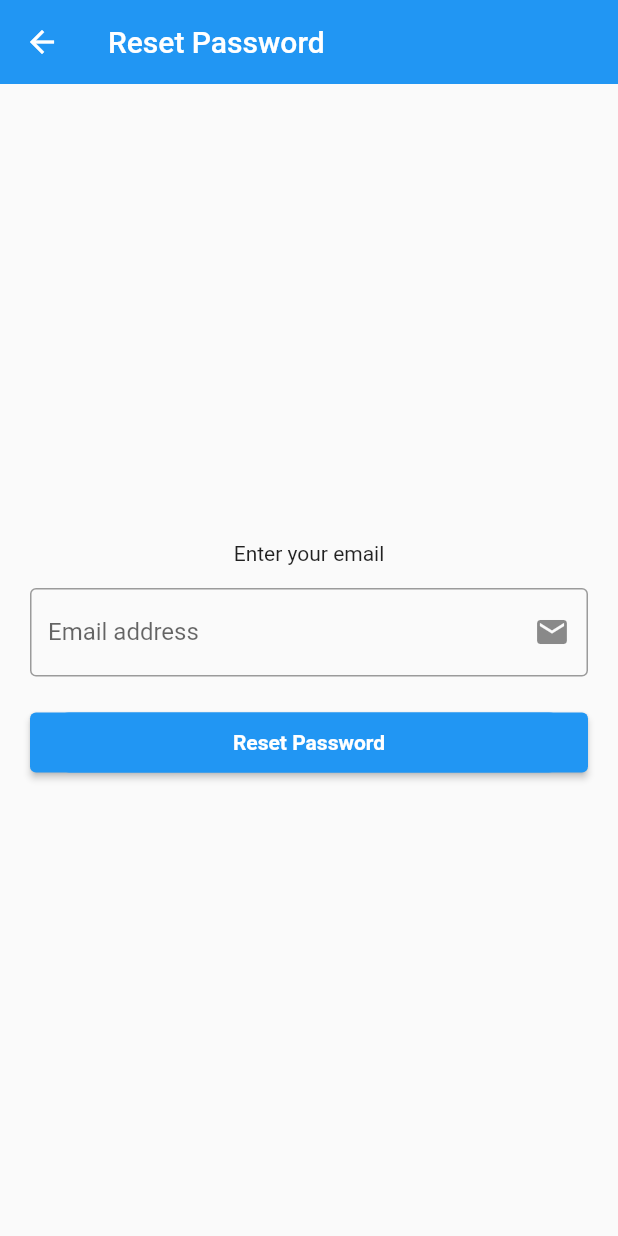
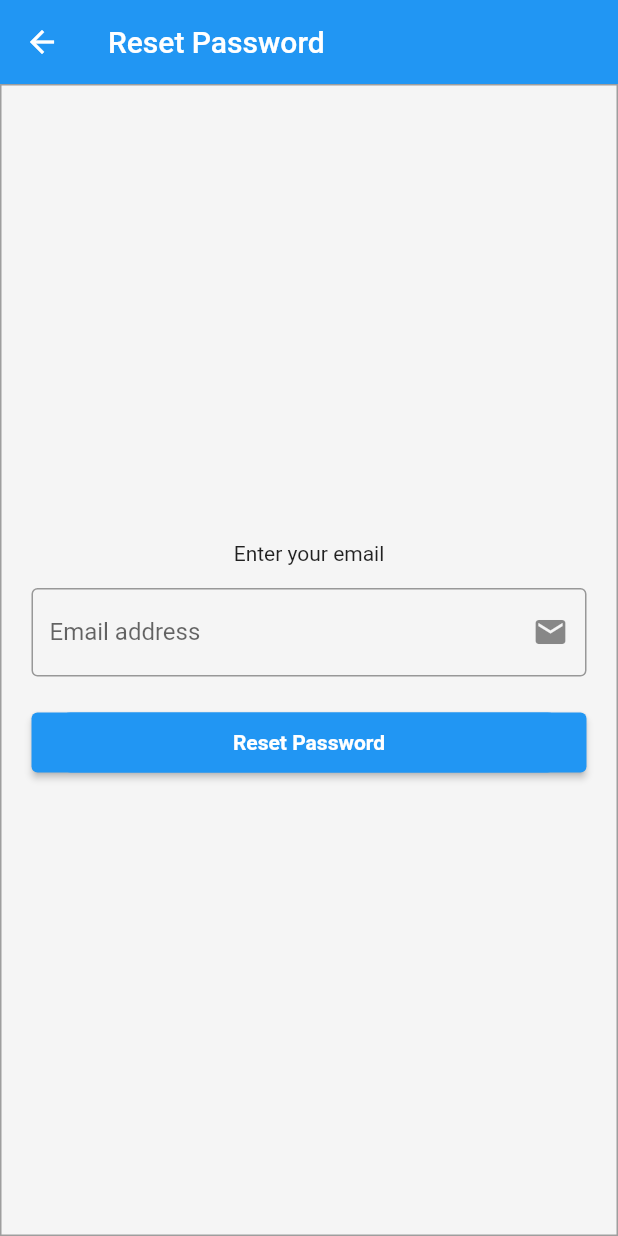
Before and after one commit to Salah-Eltenehy/Detection-of-Alzheimer-Disease, a Flutter app: the SignUpScreen screen opened directly, after a tap on "Sign in", after a tap on "Forgot Password ?", on a phone screen of 412 x 824 dp. Run offline on Flutter 3.47's test engine with Material 2 defaults, Android fonts, the light colour scheme and no system bars; our stand-ins replace cloud_firestore, firebase_auth, firebase_core, firebase_database, fluttertoast, image_picker and 1 more; missing offline and left inert: esp_smartconfig; accounts and stored records are empty.

Commit message:
add web layout

```diff
--- a/lib/modules/SignIn/SignIn.dart
+++ b/lib/modules/SignIn/SignIn.dart
@@ -1,10 +1,10 @@
 import 'package:firebase_auth/firebase_auth.dart';
 import 'package:flutter/material.dart';
-import 'package:alzheimer/modules/home-page/HomePage.dart';
 import 'package:alzheimer/modules/signup/SignUp.dart';
 import 'package:alzheimer/shared/functions/component.dart';
 import 'package:alzheimer/shared/functions/shared_function.dart';
 
+import '../../shared/constants/Constants.dart';
 import '../../shared/network/local/cache_helper.dart';
 import '../forgotPasswod/forgot_pass.dart';
 import '../testGenes/TestGenesScreen.dart';
@@ -25,7 +25,15 @@ class _SignInScreenState extends State<SignInScreen> {
   @override
   Widget build(BuildContext context) {
     return Scaffold(
-      body: SingleChildScrollView(
+      body: Center(
+        child: Container(
+          width: PAGEWIDTH,
+          height: double.infinity,
+          decoration: BoxDecoration(
+              border: Border.all(color: Colors.grey),
+              color: Colors.grey[100]
+          ),
+          child: SingleChildScrollView(
             child: Form(
               key: formKey,
               child: Padding(
@@ -35,13 +43,6 @@ class _SignInScreenState extends State<SignInScreen> {
                     const SizedBox(
                       height: 60,
                     ),
-                // const Center(
-                //   child: CircleAvatar(
-                //     radius: 70.0,
-                //     backgroundImage: AssetImage('assets/images/helmet.jpeg'),
-                //     backgroundColor: Colors.transparent,
-                //   ),
-                // ),
                     const SizedBox(
                       height: 90,
                     ),
@@ -133,9 +134,9 @@ class _SignInScreenState extends State<SignInScreen> {
                             navigateAndFinish(context, UploadImage());
                           }).catchError((onError) {
                             showToast(
-                            text: onError.toString(),
+                                text: 'Invalid Email or Password',
                                 color: Colors.red,
-                            time: 5000);
+                                time: 2);
                           });
                           // (email: emailController.text,password: passwordController.text);
                         }
@@ -157,6 +158,8 @@ class _SignInScreenState extends State<SignInScreen> {
                       ),
                     ),
                   ],
+                ),
+              ),
             ),
           ),
         ),
--- a/lib/modules/forgotPasswod/forgot_pass.dart
+++ b/lib/modules/forgotPasswod/forgot_pass.dart
@@ -1,6 +1,7 @@
 import 'package:firebase_auth/firebase_auth.dart';
 import 'package:flutter/material.dart';
 
+import '../../shared/constants/Constants.dart';
 import '../../shared/functions/snackbar.dart';
 import '../SignIn/SignIn.dart';
 
@@ -45,6 +46,13 @@ class _ForgotPassState extends State<ForgotPass> {
         elevation: 0,
       ),
       body: Center(
+        child: Container(
+          width: PAGEWIDTH,
+          height: double.infinity,
+          decoration: BoxDecoration(
+              border: Border.all(color: Colors.grey),
+              color: Colors.grey[100]
+          ),
           child: Padding(
             padding: const EdgeInsets.all(20),
             child: Form(
@@ -109,6 +117,7 @@ class _ForgotPassState extends State<ForgotPass> {
             ),
           ),
         ),
+      ),
     );
   }
 }
--- a/lib/modules/home-page/HomePage.dart
+++ /dev/null
@@ -1,53 +0,0 @@
-import 'package:flutter/material.dart';
-
-import 'package:easy_search_bar/easy_search_bar.dart';
-import 'package:flutter/material.dart';
-
-import '../../shared/constants/Constants.dart';
-import '../../shared/functions/shared_function.dart';
-import '../../shared/network/local/cache_helper.dart';
-import '../SignIn/SignIn.dart';
-
-class HomePageScreen extends StatefulWidget {
-  const HomePageScreen({Key? key}) : super(key: key);
-
-  @override
-  State<HomePageScreen> createState() => _HomePageScreenState();
-}
-
-class _HomePageScreenState extends State<HomePageScreen> {
-  String searchValue = '';
-  final List<String> _suggestions = [
-    'youssef',
-    'Salah',
-    'Asmaa',
-    'kholoud',
-    'Donia',
-    'Mustafa'
-  ];
-
-  Future<List<String>> _fetchSuggestions(String searchValue) async {
-    await Future.delayed(const Duration(milliseconds: 750));
-
-    return _suggestions.where((element) {
-      return element.toLowerCase().contains(searchValue.toLowerCase());
-    }).toList();
-  }
-
-  @override
-  Widget build(BuildContext context) {
-    return MaterialApp(
-      title: 'Search workers',
-      theme: ThemeData(primarySwatch: Colors.cyan),
-      home: Scaffold(
-        appBar: EasySearchBar(
-            title: const Text('Alzheimer'),
-            onSearch: (value) => setState(() => searchValue = value),
-            actions: [
-            ],
-            // asyncSuggestions: (value) async => await _fetchSuggestions(value)
-        ),
-      ),
-    );
-  }
-}
--- a/lib/modules/signup/SignUp.dart
+++ b/lib/modules/signup/SignUp.dart
@@ -7,6 +7,7 @@ import 'package:alzheimer/modules/SignIn/SignIn.dart';
 import 'package:alzheimer/shared/functions/shared_function.dart';
 
 import '../../models/userModel.dart';
+import '../../shared/constants/Constants.dart';
 import '../../shared/functions/passwordcheck.dart';
 
 class SignUpScreen extends StatefulWidget {
@@ -89,7 +90,15 @@ class _SignUpScreenState extends State<SignUpScreen> {
   @override
   Widget build(BuildContext context) {
     return Scaffold(
-      body: SingleChildScrollView(
+      body: Center(
+        child: Container(
+          width: PAGEWIDTH,
+          height: double.infinity,
+          decoration: BoxDecoration(
+              border: Border.all(color: Colors.grey),
+              color: Colors.grey[100]
+          ),
+          child: SingleChildScrollView(
             child: Form(
               key: formKey,
               child: Padding(
@@ -264,6 +273,8 @@ class _SignUpScreenState extends State<SignUpScreen> {
               ),
             ),
           ),
+        ),
+      ),
     );
   }
 }
--- a/lib/shared/constants/Constants.dart
+++ b/lib/shared/constants/Constants.dart
@@ -1,3 +1,5 @@
 import 'package:flutter/material.dart';
 
 Color navBarColor = Colors.cyan;
+
+double PAGEWIDTH = 800;
```
Also changed, not shown: lib/main.dart (+4 -5 lines), lib/modules/account/Account.dart (+10 -0 lines), lib/modules/model-information/ModelInformationScreen.dart (added, +104 -0 lines), lib/modules/show-results/ShowResults.dart (+15 -5 lines), lib/modules/testGenes/TestGenesScreen.dart (+18 -2 lines), lib/modules/webView/WebView.dart (+20 -1 lines). Lines whose indentation alone changed are shown as unchanged.
